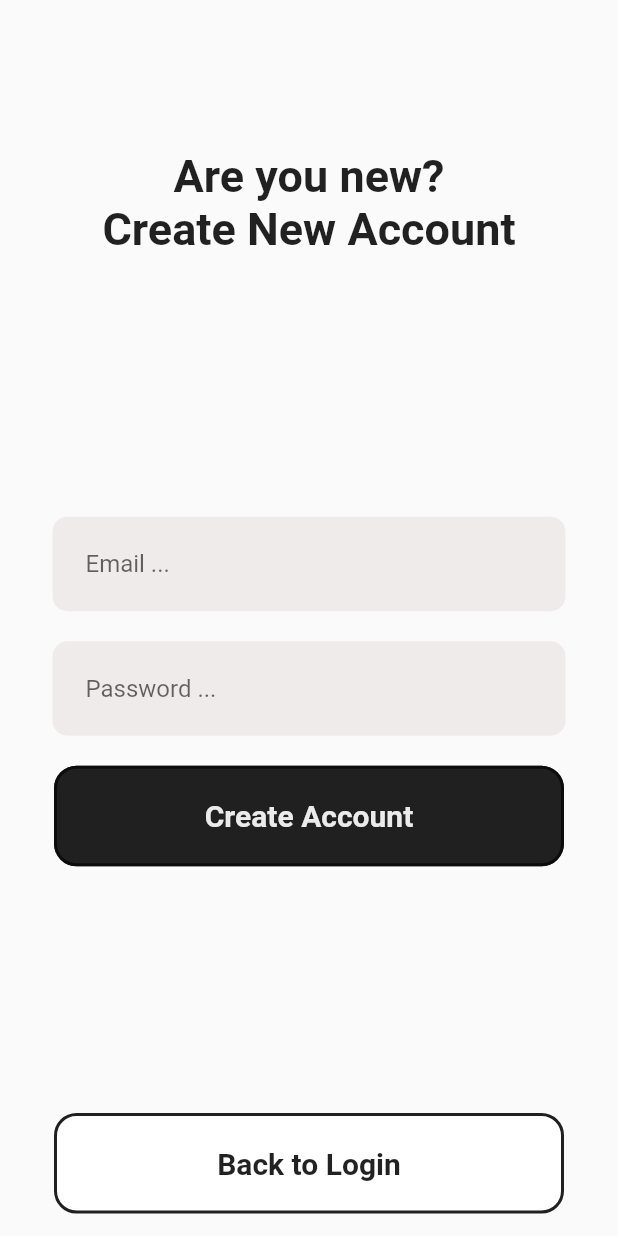
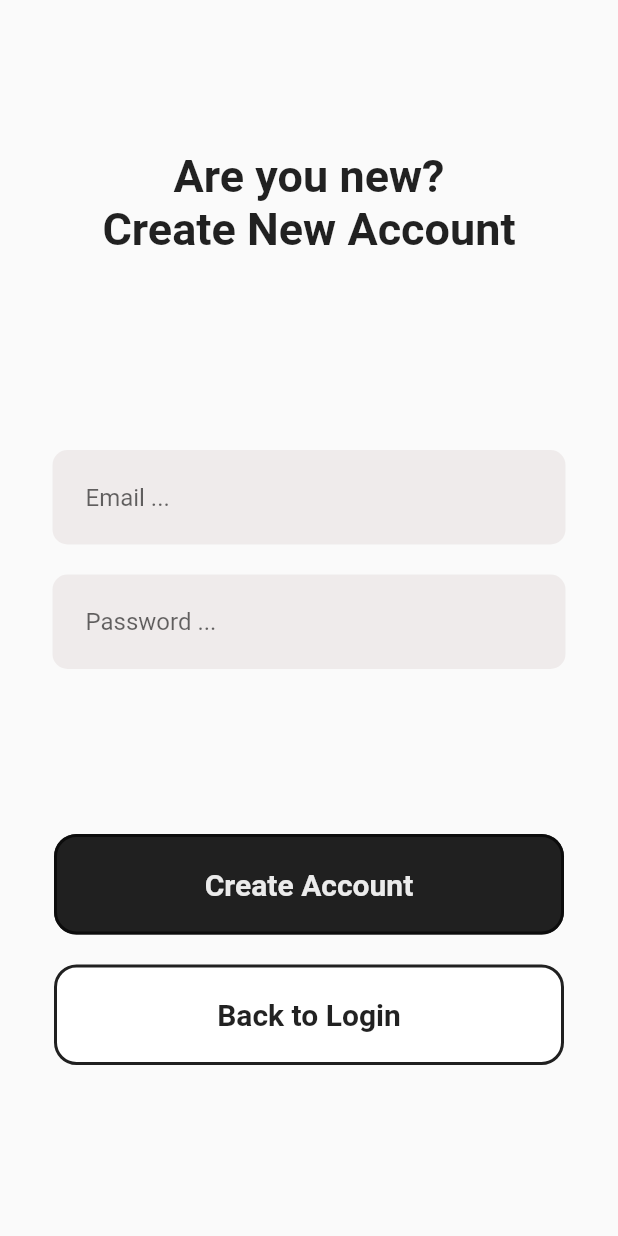
Before and after one commit to arsham-aazami/store, a Flutter app: the screen it shows after launch, after a tap on "Login", after a tap on "Create New Account", on a phone screen of 412 x 824 dp. Run offline on Flutter 3.47's test engine with Material 2 defaults, Android fonts, the phone set to English and light mode, and no system bars; our stand-ins replace cloud_firestore, firebase_auth, firebase_core, get, google_fonts, google_nav_bar; accounts and stored records are empty; network calls fail.

Commit message:
fixing login and sigup pages bug

```diff
--- a/lib/controllers/networkController.dart
+++ /dev/null
@@ -1,34 +0,0 @@
-import 'package:connectivity_plus/connectivity_plus.dart';
-import 'package:flutter/material.dart';
-import 'package:get/get.dart';
-
-import '../consts.dart';
-
-class NetworkController extends GetxController {
-  final Connectivity _connectivity = Connectivity();
-
-  @override
-  //onInt function called immediately after widget allocates the memory
-  void onInit() {
-    super.onInit();
-    _connectivity.onConnectivityChanged.listen(_updateconnectivityStatus);
-  }
-
-  //
-  void _updateconnectivityStatus(ConnectivityResult connectivityResult) {
-    if (connectivityResult == ConnectivityResult.none) {
-      Get.rawSnackbar(
-        messageText: const Text("Please connect to the internet"),
-        icon: Icon(Icons.signal_wifi_statusbar_connected_no_internet_4_rounded),
-        duration: Duration(days: 1),
-        backgroundColor: Consts.colorStyleOne,
-        snackStyle: SnackStyle.GROUNDED,
-        margin: EdgeInsets.all(0),
-      );
-    } else {
-      if (Get.isSnackbarOpen){
-        Get.closeCurrentSnackbar();
-      }
-    }
-  }
-}
--- a/lib/dependencyInjection.dart
+++ /dev/null
@@ -1,9 +0,0 @@
-import 'package:get/get.dart';
-import 'package:get/get_core/src/get_main.dart';
-import 'package:store/controllers/networkController.dart';
-
-class DependencyInjection {
-  static void init() {
-    Get.put<NetworkController>(NetworkController(), permanent: true);
-  }
-}
--- a/lib/main.dart
+++ b/lib/main.dart
@@ -1,13 +1,13 @@
 import 'package:flutter/material.dart';
 import 'package:get/get.dart';
 import 'package:google_fonts/google_fonts.dart';
-import 'package:store/dependencyInjection.dart';
+// import 'package:store/dependencyInjection.dart';
 import 'package:store/routes/login.dart';
 import 'package:store/routes/route.dart';
 
 Future<void> main()async {
   runApp(MyApp());
-  DependencyInjection.init();
+  // DependencyInjection.init();
 }
 
 class MyApp extends StatelessWidget {
--- a/lib/routes/login.dart
+++ b/lib/routes/login.dart
@@ -51,19 +51,13 @@ class _LoginPageState extends State<LoginPage> {
   }
 
   void login() async {
-    setState(() {
-      isLoading = true;
-    });
+    setState(() => isLoading = true);
     String? result = await logingInUser();
     if (result != "OK") {
       showAlertDialog(result!);
-      setState(() {
-        isLoading = false;
-      });
+      setState(() =>  isLoading = false);
     } else {
-      setState(() {
-        isLoading = false;
-      });
+      setState(() => isLoading = false);
       Get.snackbar("Successful", "You loged in successfully",
           backgroundColor: Consts.snackBarSuccessfulColor,
           icon: const Icon(Icons.check_circle));
@@ -75,10 +69,12 @@ class _LoginPageState extends State<LoginPage> {
   Widget build(BuildContext context) {
     return Scaffold(
       body: SafeArea(
+        child: SingleChildScrollView(
+
           child: Container(
             width: double.infinity,
             child: Column(
-            mainAxisAlignment: MainAxisAlignment.spaceBetween,
+              mainAxisAlignment: MainAxisAlignment.spaceAround,
               children: [
                 const Padding(
                   padding: EdgeInsets.only(top: 100.0),
@@ -89,8 +85,11 @@ class _LoginPageState extends State<LoginPage> {
                   ),
                 ),
                 Column(
+
                   children: [
-                  CustomInput(
+                    Padding(
+                      padding: const EdgeInsets.only(top:120.0),
+                      child: CustomInput(
                         inputText: 'Email...',
                         onChanged: (value) {
                           emailValue = value;
@@ -98,6 +97,7 @@ class _LoginPageState extends State<LoginPage> {
                         },
                         checkPassword: false,
                         onSubmit: (String) {},
+                      ),
                     ),
                     CustomInput(
                       inputText: 'Password...',
@@ -108,25 +108,30 @@ class _LoginPageState extends State<LoginPage> {
                       checkPassword: true,
                       onSubmit: (String) {},
                     ),
-                  CustomButton(
+                    Padding(
+                      padding: const EdgeInsets.only(top: 100),
+                      child: CustomButton(
                         loading: isLoading,
                         text: "Login",
                         buttonTextStyle: Consts.textStyleTwo,
                         width: 340,
                         click: login,
-                    topPadding: 10,
+                        // bottomPadding: 20,
+                      ),
                     )
                   ],
                 ),
-              CustomButton(
+                Padding(
+                  padding: const EdgeInsets.only(top: 20),
+                  child: CustomButton(
                     text: "Create New Account",
                     buttonContainerColor: Consts.colorStyleFour,
                     width: 340,
                     click: navigateToSignUpPage,
-                bottomPadding: 15,
-                leftPadding: 10,
+                  ),
                 )
               ],
+            ),
           ),
         ),
       ),
--- a/lib/routes/mainHome.dart
+++ b/lib/routes/mainHome.dart
@@ -46,7 +46,7 @@ class MainHome extends StatelessWidget {
                           Map<String, dynamic> data = document.data()! as Map<String, dynamic>;
                           return Center(
                             child: Container(
-                              child: Text("Product Name : ${data["name"]}"),
+                              child: Image.network("https://firebasestorage.googleapis.com/v0/b/store-be5dc.appspot.com/o/joseph-barrientos-4qSb_FWhHKs-unsplash.jpg?alt=media&token=5be27037-2c3f-454e-bf15-66cdae0504d4" )
                             ),
                           );
                       }).toList(),
--- a/lib/routes/signup.dart
+++ b/lib/routes/signup.dart
@@ -77,6 +77,7 @@ class _SignUpPageState extends State<SignUpPage> {
     return Scaffold(
       body: SafeArea(
         // ignore: sized_box_for_whitespace
+        child: SingleChildScrollView(
           child: Container(
             width: double.infinity,
             child: Column(
@@ -92,7 +93,9 @@ class _SignUpPageState extends State<SignUpPage> {
                 ),
                 Column(
                   children: [
-                  CustomInput(
+                    Padding(
+                      padding: const EdgeInsets.only(top:120),
+                      child: CustomInput(
                         inputText: "Email ...",
                         onChanged: (value) {
                           emailValue = value;
@@ -100,6 +103,7 @@ class _SignUpPageState extends State<SignUpPage> {
                         },
                         checkPassword: false,
                         onSubmit: (String) {},
+                      ),
                     ),
                     CustomInput(
                       inputText: "Password ...",
@@ -110,7 +114,9 @@ class _SignUpPageState extends State<SignUpPage> {
                       checkPassword: true,
                       onSubmit: (String) {},
                     ),
-                  CustomButton(
+                    Padding(
+                      padding: const EdgeInsets.only(top:100),
+                      child: CustomButton(
                         loading: isLoading,
                         text: "Create Account",
                         buttonContainerColor: Consts.colorStyleThree,
@@ -119,18 +125,21 @@ class _SignUpPageState extends State<SignUpPage> {
                         click: () {
                           signup();
                         },
-                    topPadding: 10,
+                      ),
                     )
                   ],
                 ),
-              CustomButton(
+                Padding(
+                  padding: const EdgeInsets.only(top:20.0),
+                  child: CustomButton(
                     text: "Back to Login",
                     buttonContainerColor: Consts.colorStyleFour,
                     width: 340,
                     click: navigateToLoginPage,
-                bottomPadding: 15,
+                  ),
                 )
               ],
+            ),
           ),
         ),
       ),
--- a/pubspec.yaml
+++ b/pubspec.yaml
@@ -40,7 +40,6 @@ dependencies:
   firebase_auth: ^4.7.2
   cloud_firestore: ^4.8.4
   google_nav_bar: ^5.0.6
-  connectivity_plus: ^4.0.2
   # The following adds the Cupertino Icons font to your application.
   # Use with the CupertinoIcons class for iOS style icons.
 
```
Also changed, not shown: pubspec.lock, 3 other files. Lines whose indentation alone changed are shown as unchanged.
